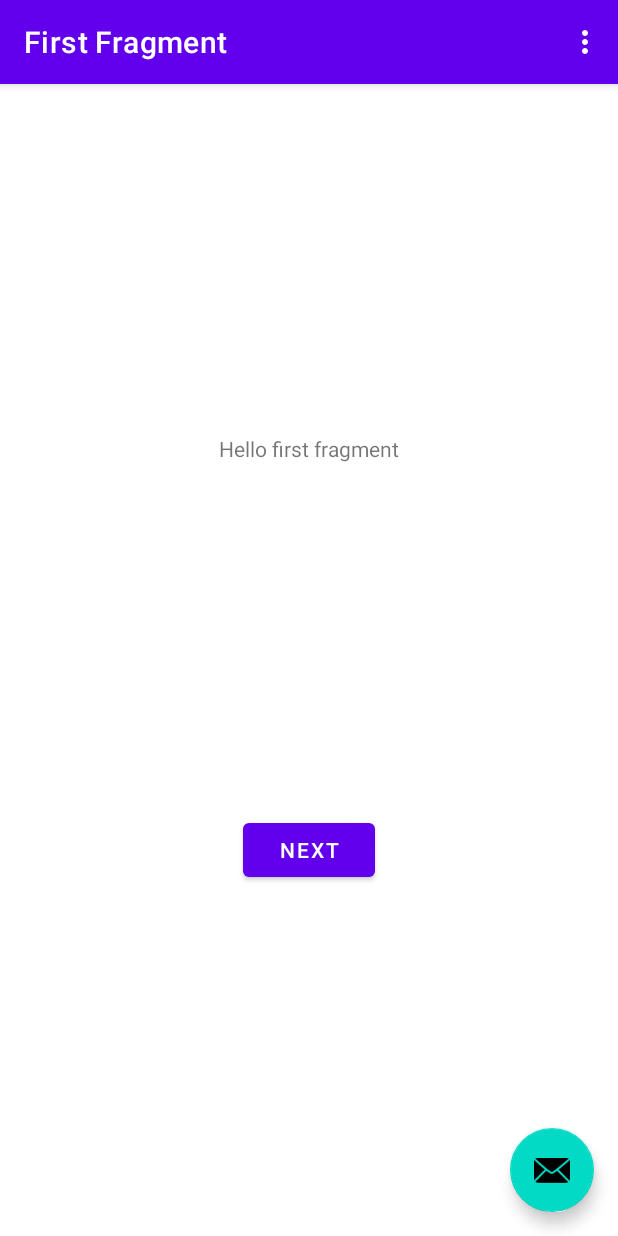
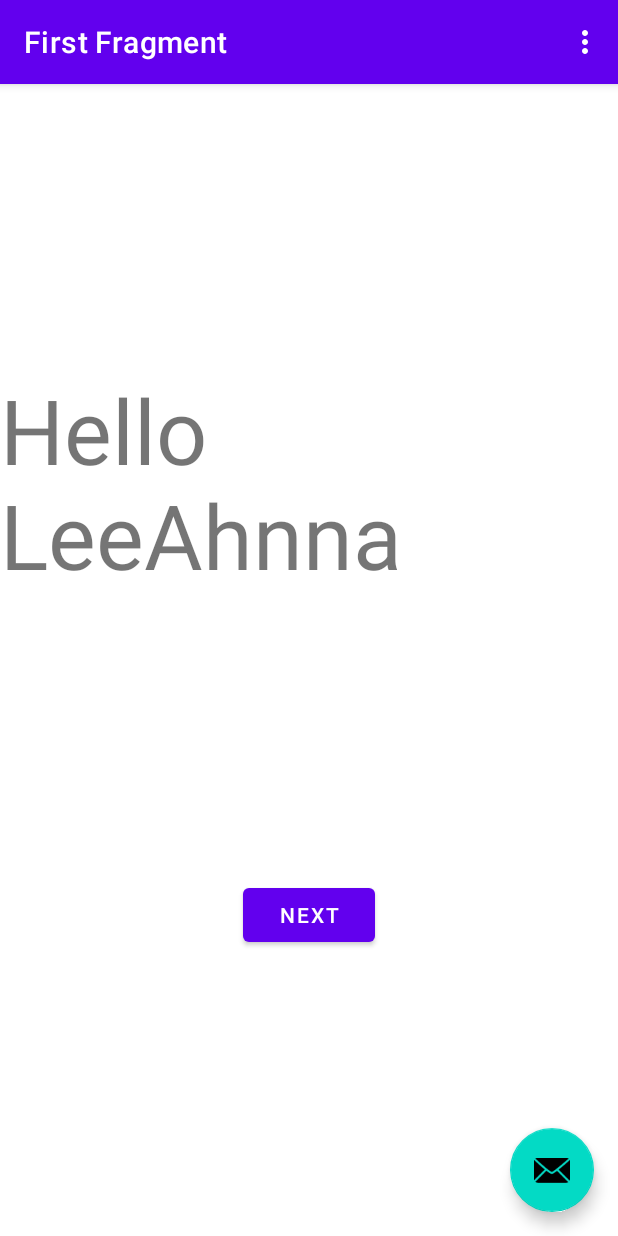
Before and after one commit to LKenny26/Lab1b, an Android app: the screen it shows after launch (MainActivity), on a phone screen of 412 x 824 dp. Run offline under Robolectric (Android 15) with nearby library versions, the phone set to English and light mode, and no system bars; our stand-ins replace navigation-ui.

Commit message:
Changed the text size and what it said again

```diff
--- a/app/src/main/res/layout/fragment_first.xml
+++ b/app/src/main/res/layout/fragment_first.xml
@@ -10,7 +10,8 @@
         android:id="@+id/textview_first"
         android:layout_width="wrap_content"
         android:layout_height="wrap_content"
-        android:text="@string/hello_first_fragment"
+        android:text="Hello LeeAhnna"
+        android:textSize="60dp"
         app:layout_constraintBottom_toTopOf="@id/button_first"
         app:layout_constraintEnd_toEndOf="parent"
         app:layout_constraintStart_toStartOf="parent"
```
